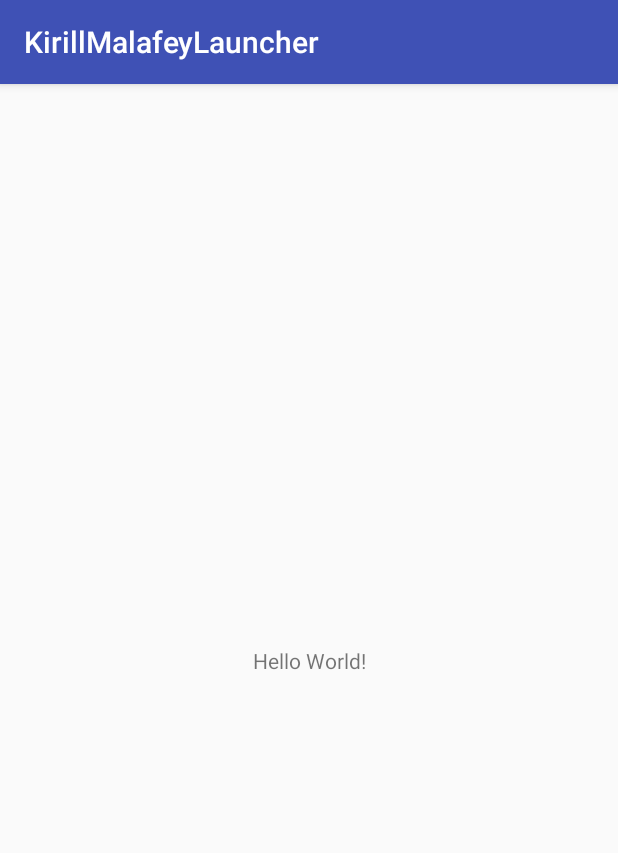
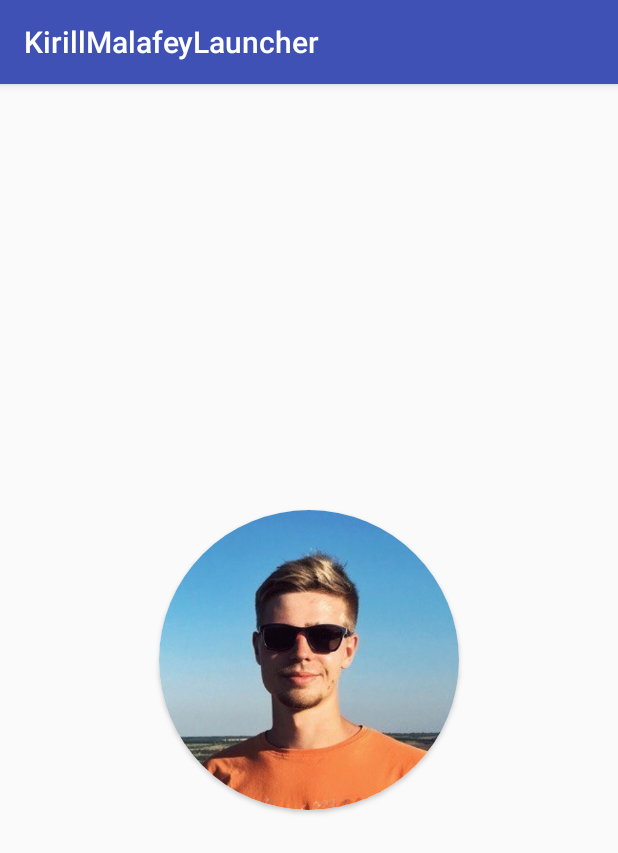
Before and after one commit to Kimentii/KirillMalafeyLauncher, an Android app: the screen it shows after launch (MainActivity), on a phone screen of 412 x 824 dp. Shown: the top 853 px of the screen. Run offline under Robolectric (Android 15) with nearby library versions, the phone set to English and light mode, and no system bars; libraries missing offline, so code that uses them is left out: com.crashlytics.android, io.fabric.sdk; 1 statement that could not run was skipped.

Commit message:
Round photo was added.

```diff
--- a/app/build.gradle
+++ b/app/build.gradle
@@ -55,4 +55,5 @@ dependencies {
     compile('com.crashlytics.sdk.android:crashlytics:2.8.0@aar') {
         transitive = true;
     }
+    implementation 'com.android.support:cardview-v7:27.0.2'
 }
--- a/app/src/main/AndroidManifest.xml
+++ b/app/src/main/AndroidManifest.xml
@@ -18,8 +18,8 @@
         </activity>
         <meta-data
             android:name="io.fabric.ApiKey"
-            android:value="4105998427a115f63abdde2ae901d1a80bfe904c" />
+            android:value="4105998427a115f63abdde2ae901d1a80bfe904c"/>
     </application>
 
-    <uses-permission android:name="android.permission.INTERNET" />
+    <uses-permission android:name="android.permission.INTERNET"/>
 </manifest>
--- a/app/src/main/res/layout/activity_main.xml
+++ b/app/src/main/res/layout/activity_main.xml
@@ -1,19 +1,31 @@
 <?xml version="1.0" encoding="utf-8"?>
-<android.support.constraint.ConstraintLayout
+<FrameLayout
     xmlns:android="http://schemas.android.com/apk/res/android"
     xmlns:app="http://schemas.android.com/apk/res-auto"
     xmlns:tools="http://schemas.android.com/tools"
     android:layout_width="match_parent"
     android:layout_height="match_parent"
-    tools:context="com.example.kimentii.launcher.MainActivity">
+    tools:context="kirill.malafey.launcher.MainActivity">
 
-    <TextView
+    <LinearLayout
         android:layout_width="wrap_content"
         android:layout_height="wrap_content"
-        android:text="Hello World!"
-        app:layout_constraintBottom_toBottomOf="parent"
-        app:layout_constraintLeft_toLeftOf="parent"
-        app:layout_constraintRight_toRightOf="parent"
-        app:layout_constraintTop_toTopOf="parent"/>
+        android:layout_gravity="center"
+        android:orientation="vertical">
 
-</android.support.constraint.ConstraintLayout>
+        <android.support.v7.widget.CardView
+            android:layout_width="@dimen/image_size"
+            android:layout_height="@dimen/image_size"
+            android:layout_margin="5dp"
+            app:cardCornerRadius="@dimen/image_radius">
+
+            <ImageView
+                android:id="@+id/roundedImageView"
+                android:layout_width="wrap_content"
+                android:layout_height="wrap_content"
+                android:background="@color/white"
+                android:scaleType="centerCrop"
+                android:src="@drawable/me"/>
+        </android.support.v7.widget.CardView>
+    </LinearLayout>
+</FrameLayout>
--- a/app/src/main/res/values/colors.xml
+++ b/app/src/main/res/values/colors.xml
@@ -3,4 +3,6 @@
     <color name="colorPrimary">#3F51B5</color>
     <color name="colorPrimaryDark">#303F9F</color>
     <color name="colorAccent">#FF4081</color>
+    <color name="white">#ffffff</color>
+    <color name="black">#000000</color>
 </resources>
--- /dev/null
+++ b/app/src/main/res/values/dimens.xml
@@ -0,0 +1,5 @@
+<?xml version="1.0" encoding="utf-8"?>
+<resources>
+    <dimen name="image_size">200dp</dimen>
+    <dimen name="image_radius">100dp</dimen>
+</resources>
```
Also changed, not shown: app/src/main/res/drawable/me.jpg (added).
